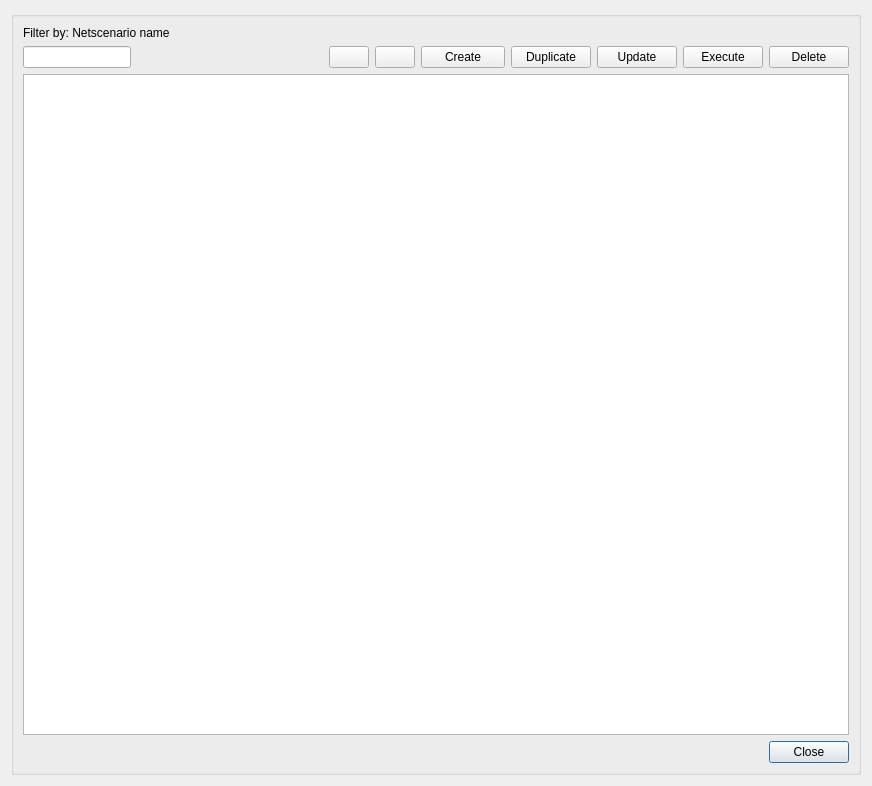
Giswater/giswater_qgis_plugin, file core/ui/toolbars/plan/netscenario_manager.ui: the form before one commit.
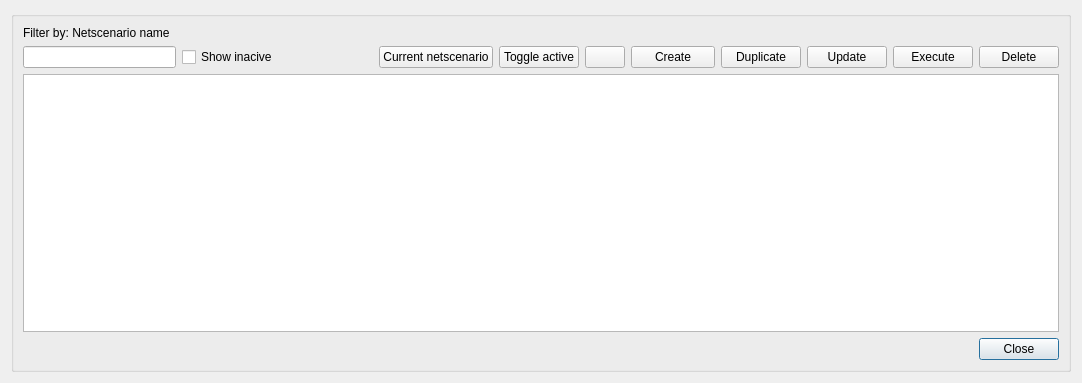
The form after the commit.

Commit message: Enhancement: refactor netscenario form and usability

```diff
--- a/core/ui/toolbars/plan/netscenario_manager.ui
+++ b/core/ui/toolbars/plan/netscenario_manager.ui
@@ -6,8 +6,8 @@
    <rect>
     <x>0</x>
     <y>0</y>
-    <width>872</width>
-    <height>786</height>
+    <width>1082</width>
+    <height>383</height>
    </rect>
   </property>
   <property name="windowTitle">
@@ -20,14 +20,14 @@
       <string/>
      </property>
      <layout class="QGridLayout" name="verticalLayout_3">
-      <item row="7" column="10">
+      <item row="7" column="14">
        <widget class="QPushButton" name="btn_cancel">
         <property name="text">
          <string>Close</string>
         </property>
        </widget>
       </item>
-      <item row="5" column="2" colspan="2">
+      <item row="5" column="4" colspan="2">
        <spacer name="horizontalSpacer_2">
         <property name="orientation">
          <enum>Qt::Horizontal</enum>
@@ -40,6 +40,19 @@
         </property>
        </spacer>
       </item>
+      <item row="5" column="14">
+       <widget class="QPushButton" name="btn_delete">
+        <property name="sizePolicy">
+         <sizepolicy hsizetype="Fixed" vsizetype="Fixed">
+          <horstretch>0</horstretch>
+          <verstretch>0</verstretch>
+         </sizepolicy>
+        </property>
+        <property name="text">
+         <string>Delete</string>
+        </property>
+       </widget>
+      </item>
       <item row="4" column="0">
        <widget class="QLabel" name="lbl_netscenario_name">
         <property name="text">
@@ -47,7 +60,7 @@
         </property>
        </widget>
       </item>
-      <item row="7" column="0" colspan="5">
+      <item row="7" column="0" colspan="10">
        <spacer name="horizontalSpacer">
         <property name="orientation">
          <enum>Qt::Horizontal</enum>
@@ -60,23 +73,10 @@
         </property>
        </spacer>
       </item>
-      <item row="5" column="10">
-       <widget class="QPushButton" name="btn_delete">
-        <property name="sizePolicy">
-         <sizepolicy hsizetype="Fixed" vsizetype="Fixed">
-          <horstretch>0</horstretch>
-          <verstretch>0</verstretch>
-         </sizepolicy>
-        </property>
-        <property name="text">
-         <string>Delete</string>
-        </property>
-       </widget>
-      </item>
       <item row="5" column="0" colspan="2">
        <widget class="QLineEdit" name="txt_name">
         <property name="sizePolicy">
-         <sizepolicy hsizetype="Fixed" vsizetype="Fixed">
+         <sizepolicy hsizetype="Preferred" vsizetype="Fixed">
           <horstretch>0</horstretch>
           <verstretch>0</verstretch>
          </sizepolicy>
@@ -86,28 +86,28 @@
         </property>
        </widget>
       </item>
-      <item row="6" column="0" colspan="11">
-       <widget class="QTableView" name="tbl_netscenario">
-        <property name="selectionMode">
-         <enum>QAbstractItemView::SingleSelection</enum>
+      <item row="5" column="13">
+       <widget class="QPushButton" name="btn_execute">
+        <property name="text">
+         <string>Execute</string>
         </property>
        </widget>
       </item>
-      <item row="5" column="8">
+      <item row="5" column="9">
+       <widget class="QPushButton" name="btn_toc">
+        <property name="text">
+         <string/>
+        </property>
+       </widget>
+      </item>
+      <item row="5" column="12">
        <widget class="QPushButton" name="btn_update">
         <property name="text">
          <string>Update</string>
         </property>
        </widget>
       </item>
-      <item row="5" column="7">
-       <widget class="QPushButton" name="btn_duplicate">
-        <property name="text">
-         <string>Duplicate</string>
-        </property>
-       </widget>
-      </item>
-      <item row="5" column="6">
+      <item row="5" column="10">
        <widget class="QToolButton" name="btn_create">
         <property name="sizePolicy">
          <sizepolicy hsizetype="Minimum" vsizetype="Minimum">
@@ -132,27 +132,54 @@
         </property>
        </widget>
       </item>
-      <item row="5" column="9">
-       <widget class="QPushButton" name="btn_execute">
+      <item row="6" column="0" colspan="15">
+       <widget class="QTableView" name="tbl_netscenario">
+        <property name="selectionMode">
+         <enum>QAbstractItemView::SingleSelection</enum>
+        </property>
+       </widget>
+      </item>
+      <item row="5" column="11">
+       <widget class="QPushButton" name="btn_duplicate">
         <property name="text">
-         <string>Execute</string>
+         <string>Duplicate</string>
         </property>
        </widget>
       </item>
-      <item row="5" column="5">
-       <widget class="QPushButton" name="btn_selector">
+      <item row="5" column="2">
+       <widget class="QCheckBox" name="chk_active">
+        <property name="sizePolicy">
+         <sizepolicy hsizetype="Preferred" vsizetype="Fixed">
+          <horstretch>0</horstretch>
+          <verstretch>0</verstretch>
+         </sizepolicy>
+        </property>
         <property name="text">
-         <string/>
+         <string>Show inacive</string>
         </property>
        </widget>
       </item>
-      <item row="5" column="4">
-       <widget class="QPushButton" name="btn_toc">
+      <item row="5" column="6">
+       <widget class="QLabel" name="lbl_vdefault_netscenario">
         <property name="text">
          <string/>
         </property>
        </widget>
       </item>
+      <item row="5" column="7">
+       <widget class="QPushButton" name="btn_update_netscenario">
+        <property name="text">
+         <string>Current netscenario</string>
+        </property>
+       </widget>
+      </item>
+      <item row="5" column="8">
+       <widget class="QPushButton" name="btn_toggle_active">
+        <property name="text">
+         <string>Toggle active</string>
+        </property>
+       </widget>
+      </item>
      </layout>
     </widget>
    </item>
```
The commit also changes 3 other files.
